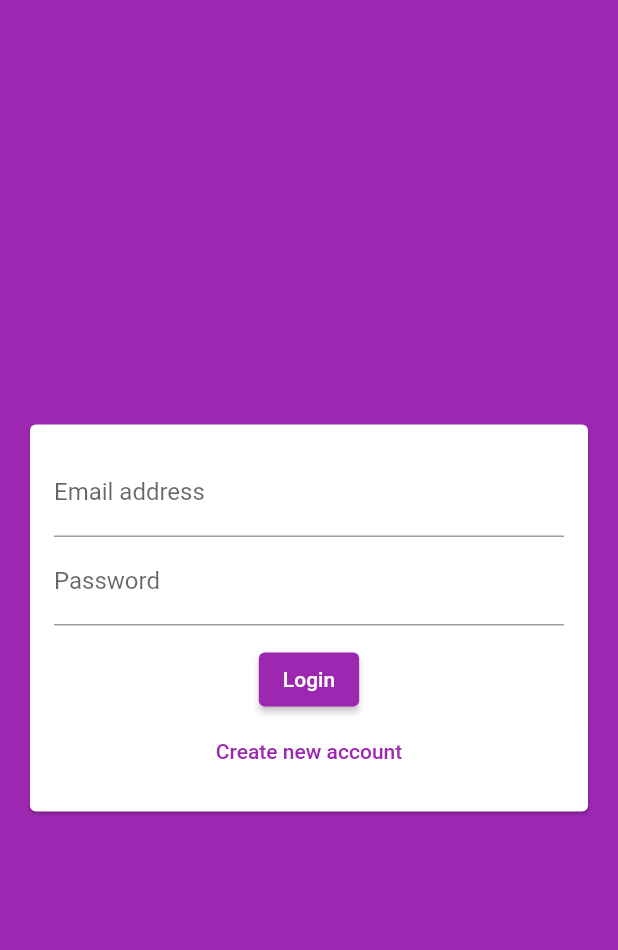
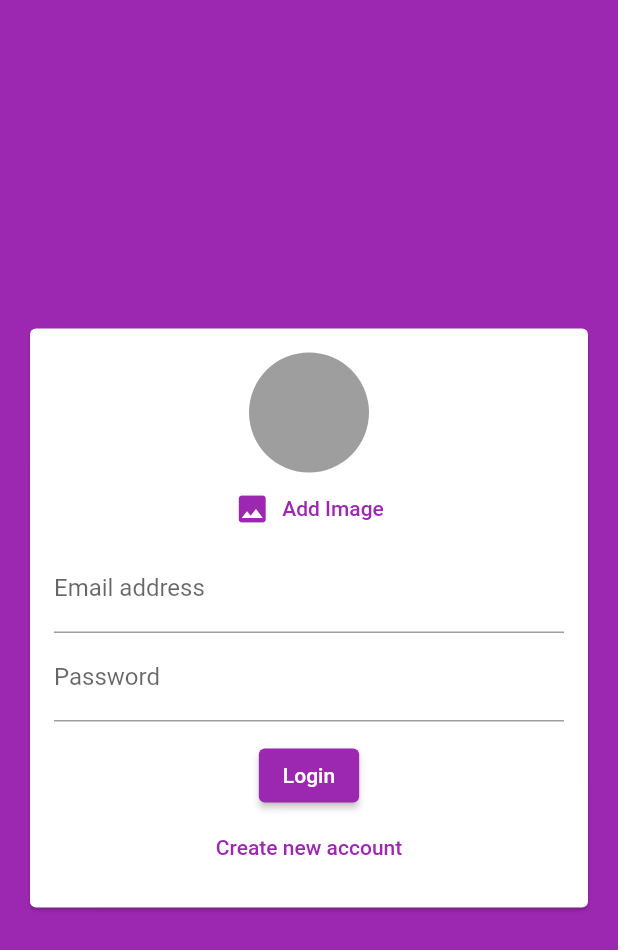
Before and after one commit to JayaSupriya-Somasani/Chat_app_flutter, a Flutter app: the screen it shows after launch, on a phone screen of 412 x 824 dp. Shown: the top 950 px of the screen. Run offline on Flutter 3.47's test engine with Material 2 defaults, Android fonts, the phone set to English and light mode, and no system bars; our stand-ins replace cloud_firestore, firebase_auth, firebase_core, image_picker; accounts and stored records are empty.

Commit message:
Image picker is implemented

```diff
--- a/lib/widgets/auth/auth_form.dart
+++ b/lib/widgets/auth/auth_form.dart
@@ -1,4 +1,6 @@
 import 'package:flutter/material.dart';
+
+import '../pickers/user_image_picker.dart';
 
 class AuthForm extends StatefulWidget {
   final void Function(String username, String password, String email,
@@ -43,6 +45,7 @@ class _AuthFormState extends State<AuthForm> {
               child: Column(
                 mainAxisSize: MainAxisSize.min,
                 children: [
+                  UserImagePicker(),
                   TextFormField(
                     key: const ValueKey('email'),
                     keyboardType: TextInputType.emailAddress,
--- /dev/null
+++ b/lib/widgets/pickers/user_image_picker.dart
@@ -0,0 +1,42 @@
+import 'dart:io';
+
+import 'package:flutter/material.dart';
+import 'package:image_picker/image_picker.dart';
+
+class UserImagePicker extends StatefulWidget {
+  const UserImagePicker({Key? key}) : super(key: key);
+
+  @override
+  State<UserImagePicker> createState() => _UserImagePickerState();
+}
+
+class _UserImagePickerState extends State<UserImagePicker> {
+  File? _pickedImage;
+  final _imagePicker = ImagePicker();
+
+  void _pickImage() async {
+    final pickedImageFile =
+        await _imagePicker.pickImage(source: ImageSource.gallery);
+    setState(() {
+      _pickedImage = File(pickedImageFile!.path);
+    });
+  }
+
+  @override
+  Widget build(BuildContext context) {
+    return Column(
+      children: [
+        CircleAvatar(
+          radius: 40,
+          backgroundColor: Colors.grey,
+          backgroundImage:
+              _pickedImage != null ? FileImage(_pickedImage!) : null,
+        ),
+        TextButton.icon(
+            onPressed: _pickImage,
+            icon: const Icon(Icons.image),
+            label: const Text("Add Image")),
+      ],
+    );
+  }
+}
--- a/pubspec.yaml
+++ b/pubspec.yaml
@@ -32,6 +32,7 @@ dependencies:
     sdk: flutter
   cloud_firestore: ^4.5.0
   firebase_auth: ^4.4.0
+  image_picker: ^0.8.7+2
 
 
   # The following adds the Cupertino Icons font to your application.
```
Also changed, not shown: pubspec.lock, 1 other file.
